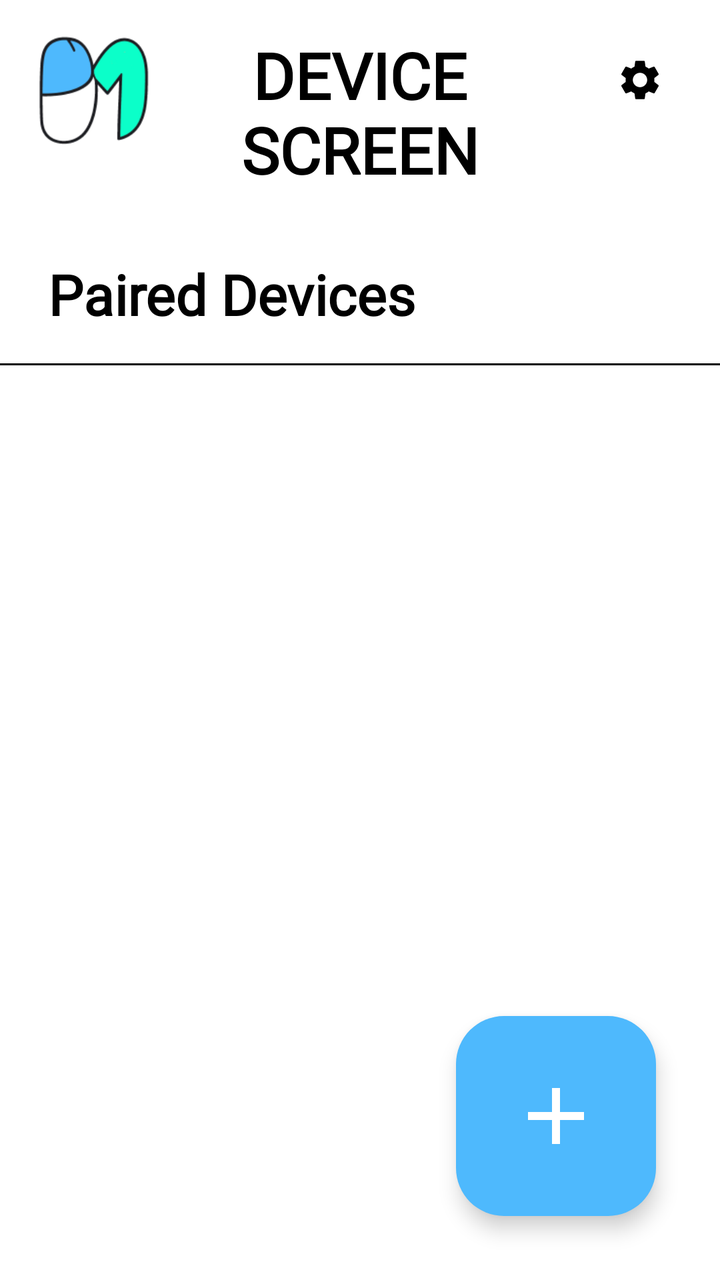
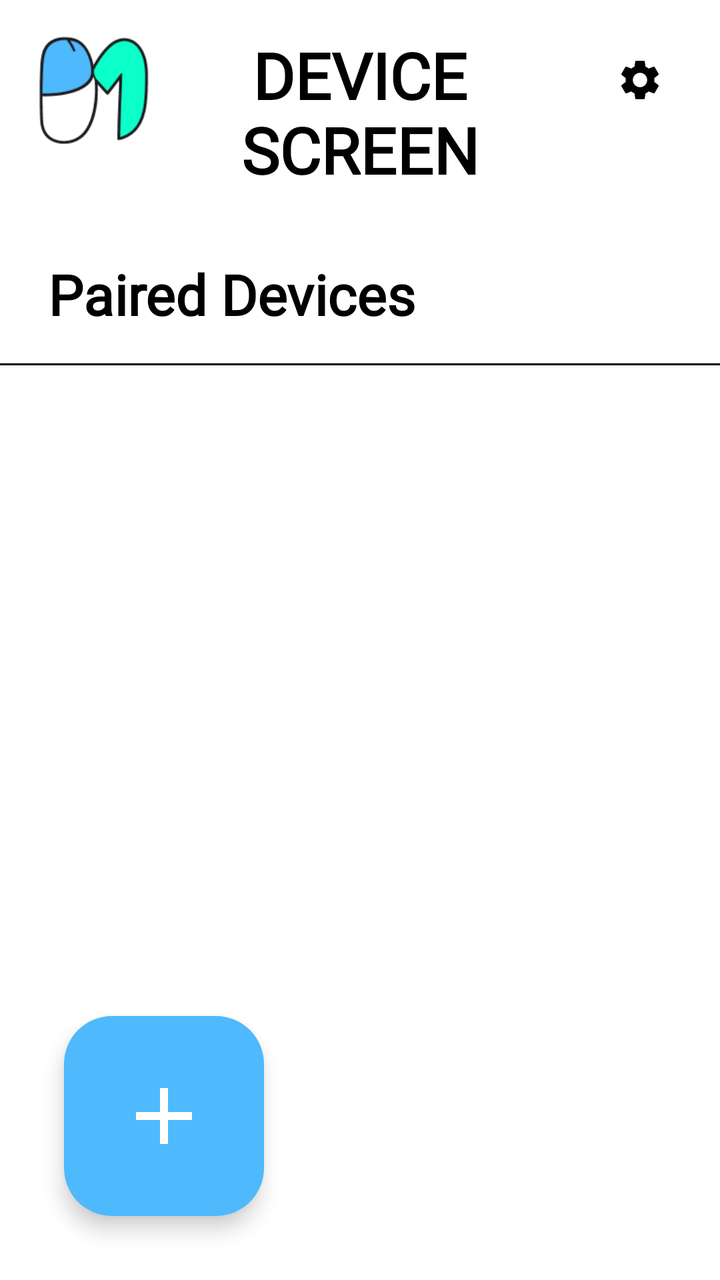

Compare the two renders of this Android layout. The source of the first and the diff that turns it into the second are given below.
<!-- AndroidManifest.xml: application theme Theme.Phomouse -->
<!-- res/layout/screen_index.xml -->
<?xml version="1.0" encoding="utf-8"?>
<androidx.constraintlayout.widget.ConstraintLayout xmlns:android="http://schemas.android.com/apk/res/android"
    xmlns:app="http://schemas.android.com/apk/res-auto"
    android:id="@+id/screen_index"
    android:layout_width="match_parent"
    android:layout_height="match_parent"
    android:background="@color/white">

    
    <androidx.constraintlayout.widget.ConstraintLayout
        android:id="@+id/header_index"
        android:layout_width="match_parent"
        android:layout_height="wrap_content"
        android:padding="16dp"
        app:layout_constraintTop_toTopOf="parent">

        <ImageView
            android:id="@+id/logo_index"
            android:layout_width="60dp"
            android:layout_height="60dp"
            android:src="@drawable/ic_logo"
            android:contentDescription="Logo"
            app:layout_constraintStart_toStartOf="parent"
            app:layout_constraintTop_toTopOf="parent" />

        <TextView
            android:layout_width="wrap_content"
            android:layout_height="wrap_content"
            android:text="DEVICE\nSCREEN"
            android:textSize="32sp"
            android:textStyle="bold"
            android:textColor="@color/black"
            android:gravity="center"
            android:fontFamily="?attr/mainFontFamily"
            app:layout_constraintStart_toStartOf="parent"
            app:layout_constraintEnd_toEndOf="parent"
            app:layout_constraintTop_toTopOf="parent" />

        <ImageButton
            android:id="@+id/btn_settings_index"
            android:layout_width="48dp"
            android:layout_height="48dp"
            android:src="@drawable/ic_settings"
            android:contentDescription="Settings"
            android:background="?attr/selectableItemBackgroundBorderless"
            app:layout_constraintEnd_toEndOf="parent"
            app:layout_constraintTop_toTopOf="parent" />

    </androidx.constraintlayout.widget.ConstraintLayout>

    <TextView
        android:id="@+id/title_paired"
        android:layout_width="match_parent"
        android:layout_height="wrap_content"
        android:text="Paired Devices"
        android:textSize="28sp"
        android:textStyle="bold"
        android:textColor="@color/black"
        android:paddingHorizontal="24dp"
        android:paddingVertical="16dp"
        android:fontFamily="?attr/mainFontFamily"
        app:layout_constraintTop_toBottomOf="@id/header_index" />

    <View
        android:id="@+id/divider_index"
        android:layout_width="match_parent"
        android:layout_height="1dp"
        android:background="@color/black"
        app:layout_constraintTop_toBottomOf="@id/title_paired" />

    <androidx.recyclerview.widget.RecyclerView
        android:id="@+id/rv_paired_devices"
        android:layout_width="match_parent"
        android:layout_height="0dp"
        app:layout_constraintTop_toBottomOf="@id/divider_index"
        app:layout_constraintBottom_toBottomOf="parent"
        android:paddingVertical="8dp" />

    
    <com.google.android.material.floatingactionbutton.FloatingActionButton
        android:id="@+id/fab_add"
        android:layout_width="wrap_content"
        android:layout_height="wrap_content"
        android:layout_margin="32dp"
        app:srcCompat="@drawable/ic_add"
        app:fabCustomSize="100dp"
        app:maxImageSize="48dp"
        android:backgroundTint="@color/primary"
        app:tint="@color/white"
        android:contentDescription="Add Device"
        app:layout_constraintBottom_toBottomOf="parent"
        app:layout_constraintEnd_toEndOf="parent"
        app:shapeAppearanceOverlay="@style/ShapeAppearance.Phomouse.RoundedFAB"/>

</androidx.constraintlayout.widget.ConstraintLayout>
<!-- resources referenced by this layout -->
<resources>
  <color name="black">#FF000000</color>
  <color name="primary">#4EB9FD</color>
  <color name="white">#FFFFFFFF</color>
  <!-- drawable ic_add (drawable) -->
  <vector xmlns:android="http://schemas.android.com/apk/res/android"
      android:width="24dp"
      android:height="24dp"
      android:viewportWidth="24"
      android:viewportHeight="24">
    <path
        android:fillColor="#FF000000"
        android:pathData="M19,13h-6v6h-2v-6H5v-2h6V5h2v6h6v2z"/>
  </vector>
  <!-- drawable ic_logo: png bitmap (drawable, 10094 bytes) -->
  <!-- drawable ic_settings (drawable) -->
  <vector xmlns:android="http://schemas.android.com/apk/res/android"
      android:width="24dp"
      android:height="24dp"
      android:viewportWidth="24"
      android:viewportHeight="24">
    <path
        android:fillColor="#FF000000"
        android:pathData="M19.14,12.94c0.04,-0.3 0.06,-0.61 0.06,-0.94c0,-0.32 -0.02,-0.64 -0.07,-0.94l2.03,-1.58c0.18,-0.14 0.23,-0.41 0.12,-0.61l-1.92,-3.32c-0.12,-0.22 -0.37,-0.29 -0.59,-0.22l-2.39,0.96c-0.5,-0.38 -1.03,-0.7 -1.62,-0.94L14.4,2.81c-0.04,-0.24 -0.24,-0.41 -0.48,-0.41h-3.84c-0.24,0 -0.43,0.17 -0.47,0.41L9.25,5.35C8.66,5.59 8.12,5.92 7.63,6.29L5.24,5.33c-0.22,-0.08 -0.47,0 -0.59,0.22L2.74,8.87C2.62,9.08 2.66,9.34 2.86,9.48l2.03,1.58C4.84,11.36 4.8,11.69 4.8,12s0.02,0.64 0.07,0.94l-2.03,1.58c-0.18,0.14 -0.23,0.41 -0.12,0.61l1.92,3.32c0.12,0.22 0.37,0.29 0.59,0.22l2.39,-0.96c0.5,0.38 1.03,0.7 1.62,0.94l0.36,2.54c0.05,0.24 0.24,0.41 0.48,0.41h3.84c0.24,0 0.44,-0.17 0.47,-0.41l0.36,-2.54c0.59,-0.24 1.13,-0.56 1.62,-0.94l2.39,0.96c0.22,0.08 0.47,0 0.59,-0.22l1.92,-3.32c0.12,-0.22 0.07,-0.47 -0.12,-0.61L19.14,12.94z M12,15.6c-1.98,0 -3.6,-1.62 -3.6,-3.6s1.62,-3.6 3.6,-3.6s3.6,1.62 3.6,3.6S13.98,15.6 12,15.6z"/>
  </vector>
  <style name="ShapeAppearance.Phomouse.RoundedFAB" parent="ShapeAppearance.Material3.MediumComponent">
          <item name="cornerFamily">rounded</item>
          <item name="cornerSize">24dp</item>
      </style>
  <style name="Theme.Phomouse" parent="Base.Theme.Phomouse" />
  <style name="Base.Theme.Phomouse" parent="Theme.Material3.DayNight.NoActionBar">
          <item name="colorPrimary">@color/primary</item>
          <item name="colorAccent">@color/accent</item>
          <item name="android:windowBackground">@color/white</item>
          <item name="mainFontFamily">@font/atkinson</item>
      </style>
  <color name="accent">#0BFEC8</color>
</resources>

<!-- the commit's change to res/layout/screen_index.xml (unified diff, before → after) -->
@@ -19,14 +19,14 @@
             android:layout_width="60dp"
             android:layout_height="60dp"
             android:src="@drawable/ic_logo"
-            android:contentDescription="Logo"
+            android:contentDescription="@string/desc_logo"
             app:layout_constraintStart_toStartOf="parent"
             app:layout_constraintTop_toTopOf="parent" />
 
         <TextView
             android:layout_width="wrap_content"
             android:layout_height="wrap_content"
-            android:text="DEVICE\nSCREEN"
+            android:text="@string/header_index"
             android:textSize="32sp"
             android:textStyle="bold"
             android:textColor="@color/black"
@@ -41,7 +41,7 @@
             android:layout_width="48dp"
             android:layout_height="48dp"
             android:src="@drawable/ic_settings"
-            android:contentDescription="Settings"
+            android:contentDescription="@string/desc_settings"
             android:background="?attr/selectableItemBackgroundBorderless"
             app:layout_constraintEnd_toEndOf="parent"
             app:layout_constraintTop_toTopOf="parent" />
@@ -52,7 +52,7 @@
         android:id="@+id/title_paired"
         android:layout_width="match_parent"
         android:layout_height="wrap_content"
-        android:text="Paired Devices"
+        android:text="@string/title_paired"
         android:textSize="28sp"
         android:textStyle="bold"
         android:textColor="@color/black"
@@ -87,9 +87,9 @@
         app:maxImageSize="48dp"
         android:backgroundTint="@color/primary"
         app:tint="@color/white"
-        android:contentDescription="Add Device"
+        android:contentDescription="@string/btn_add_device"
         app:layout_constraintBottom_toBottomOf="parent"
-        app:layout_constraintEnd_toEndOf="parent"
+        app:layout_constraintStart_toStartOf="parent"
         app:shapeAppearanceOverlay="@style/ShapeAppearance.Phomouse.RoundedFAB"/>
 
 </androidx.constraintlayout.widget.ConstraintLayout>
<!-- resource entries referenced after the edit -->
@@ -24,6 +24,11 @@
         android:fillColor="#FF000000"
         android:pathData="M19.14,12.94c0.04,-0.3 0.06,-0.61 0.06,-0.94c0,-0.32 -0.02,-0.64 -0.07,-0.94l2.03,-1.58c0.18,-0.14 0.23,-0.41 0.12,-0.61l-1.92,-3.32c-0.12,-0.22 -0.37,-0.29 -0.59,-0.22l-2.39,0.96c-0.5,-0.38 -1.03,-0.7 -1.62,-0.94L14.4,2.81c-0.04,-0.24 -0.24,-0.41 -0.48,-0.41h-3.84c-0.24,0 -0.43,0.17 -0.47,0.41L9.25,5.35C8.66,5.59 8.12,5.92 7.63,6.29L5.24,5.33c-0.22,-0.08 -0.47,0 -0.59,0.22L2.74,8.87C2.62,9.08 2.66,9.34 2.86,9.48l2.03,1.58C4.84,11.36 4.8,11.69 4.8,12s0.02,0.64 0.07,0.94l-2.03,1.58c-0.18,0.14 -0.23,0.41 -0.12,0.61l1.92,3.32c0.12,0.22 0.37,0.29 0.59,0.22l2.39,-0.96c0.5,0.38 1.03,0.7 1.62,0.94l0.36,2.54c0.05,0.24 0.24,0.41 0.48,0.41h3.84c0.24,0 0.44,-0.17 0.47,-0.41l0.36,-2.54c0.59,-0.24 1.13,-0.56 1.62,-0.94l2.39,0.96c0.22,0.08 0.47,0 0.59,-0.22l1.92,-3.32c0.12,-0.22 0.07,-0.47 -0.12,-0.61L19.14,12.94z M12,15.6c-1.98,0 -3.6,-1.62 -3.6,-3.6s1.62,-3.6 3.6,-3.6s3.6,1.62 3.6,3.6S13.98,15.6 12,15.6z"/>
   </vector>
+  <string name="btn_add_device">Add Device</string>
+  <string name="desc_logo">Logo</string>
+  <string name="desc_settings">Settings</string>
+  <string name="header_index">DEVICE\nSCREEN</string>
+  <string name="title_paired">Paired Devices</string>
   <style name="ShapeAppearance.Phomouse.RoundedFAB" parent="ShapeAppearance.Material3.MediumComponent">
           <item name="cornerFamily">rounded</item>
           <item name="cornerSize">24dp</item>
